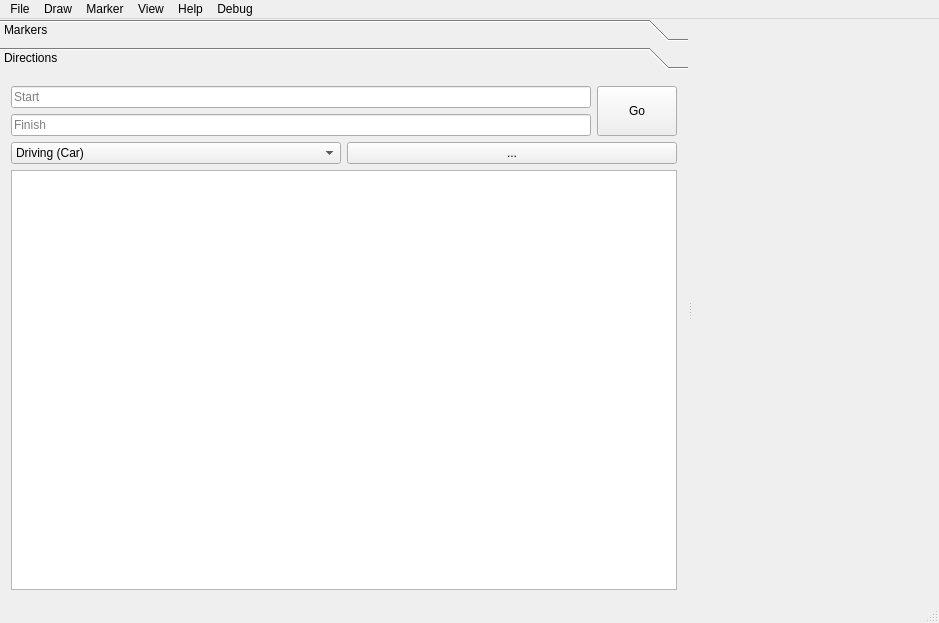
Before: the Qt Designer form mainwindow.ui in archnemesis/OSMExplorer, drawn with Qt 5.
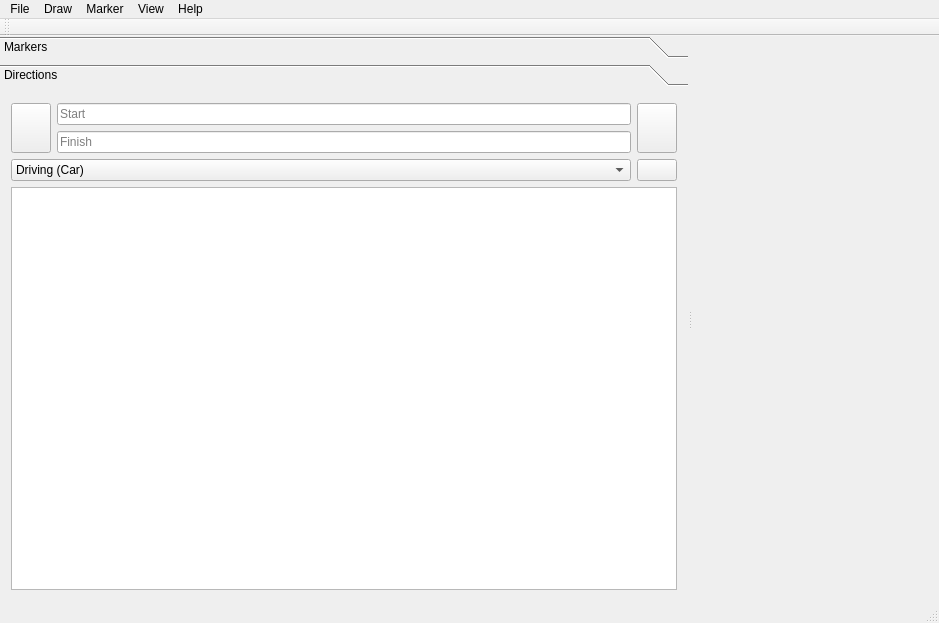
After: the same form once the commit is applied. Icons and pictures are not drawn. Custom widgets are drawn as their Qt base class.

```diff
--- a/mainwindow.ui
+++ b/mainwindow.ui
@@ -74,8 +74,8 @@
          <rect>
           <x>0</x>
           <y>0</y>
-          <width>688</width>
-          <height>510</height>
+          <width>686</width>
+          <height>518</height>
          </rect>
         </property>
         <attribute name="label">
@@ -84,6 +84,29 @@
         <layout class="QVBoxLayout" name="verticalLayout_4">
          <item>
           <layout class="QHBoxLayout" name="horizontalLayout">
+           <item>
+            <widget class="QPushButton" name="btnDirectionsSwap">
+             <property name="sizePolicy">
+              <sizepolicy hsizetype="Minimum" vsizetype="Minimum">
+               <horstretch>0</horstretch>
+               <verstretch>0</verstretch>
+              </sizepolicy>
+             </property>
+             <property name="text">
+              <string/>
+             </property>
+             <property name="icon">
+              <iconset resource="resources.qrc">
+               <normaloff>:/icons/swap.png</normaloff>:/icons/swap.png</iconset>
+             </property>
+             <property name="iconSize">
+              <size>
+               <width>32</width>
+               <height>32</height>
+              </size>
+             </property>
+            </widget>
+           </item>
            <item>
             <layout class="QVBoxLayout" name="verticalLayout_3">
              <item>
@@ -111,7 +134,17 @@
               </sizepolicy>
              </property>
              <property name="text">
-              <string>Go</string>
+              <string/>
+             </property>
+             <property name="icon">
+              <iconset resource="resources.qrc">
+               <normaloff>:/icons/map.png</normaloff>:/icons/map.png</iconset>
+             </property>
+             <property name="iconSize">
+              <size>
+               <width>32</width>
+               <height>32</height>
+              </size>
              </property>
             </widget>
            </item>
@@ -145,8 +178,24 @@
            </item>
            <item>
             <widget class="QPushButton" name="pushButton">
+             <property name="sizePolicy">
+              <sizepolicy hsizetype="Maximum" vsizetype="Fixed">
+               <horstretch>0</horstretch>
+               <verstretch>0</verstretch>
+              </sizepolicy>
+             </property>
+             <property name="toolTip">
+              <string>Route Settings...</string>
+             </property>
+             <property name="statusTip">
+              <string>Change route settings</string>
+             </property>
              <property name="text">
-              <string>...</string>
+              <string/>
+             </property>
+             <property name="icon">
+              <iconset resource="resources.qrc">
+               <normaloff>:/icons/settings</normaloff>:/icons/settings</iconset>
              </property>
             </widget>
            </item>
@@ -176,7 +225,7 @@
      <x>0</x>
      <y>0</y>
      <width>939</width>
-     <height>26</height>
+     <height>21</height>
     </rect>
    </property>
    <widget class="QMenu" name="menuFile">
@@ -215,12 +264,6 @@
     <addaction name="separator"/>
     <addaction name="actionViewClearRoute"/>
    </widget>
-   <widget class="QMenu" name="menuDebug">
-    <property name="title">
-     <string>Debug</string>
-    </property>
-    <addaction name="actionDebugOpenDirectionsFile"/>
-   </widget>
    <widget class="QMenu" name="menuDraw">
     <property name="title">
      <string>Draw</string>
@@ -235,9 +278,25 @@
    <addaction name="menuMarker"/>
    <addaction name="menuView"/>
    <addaction name="menuHelp"/>
-   <addaction name="menuDebug"/>
   </widget>
   <widget class="QStatusBar" name="statusBar"/>
+  <widget class="QToolBar" name="toolBar">
+   <property name="windowTitle">
+    <string>toolBar</string>
+   </property>
+   <property name="iconSize">
+    <size>
+     <width>48</width>
+     <height>48</height>
+    </size>
+   </property>
+   <attribute name="toolBarArea">
+    <enum>TopToolBarArea</enum>
+   </attribute>
+   <attribute name="toolBarBreak">
+    <bool>false</bool>
+   </attribute>
+  </widget>
   <action name="actionExit">
    <property name="text">
     <string>Exit</string>
```
Left out of the diff: 16 changed lines with no effect on the pictures.
